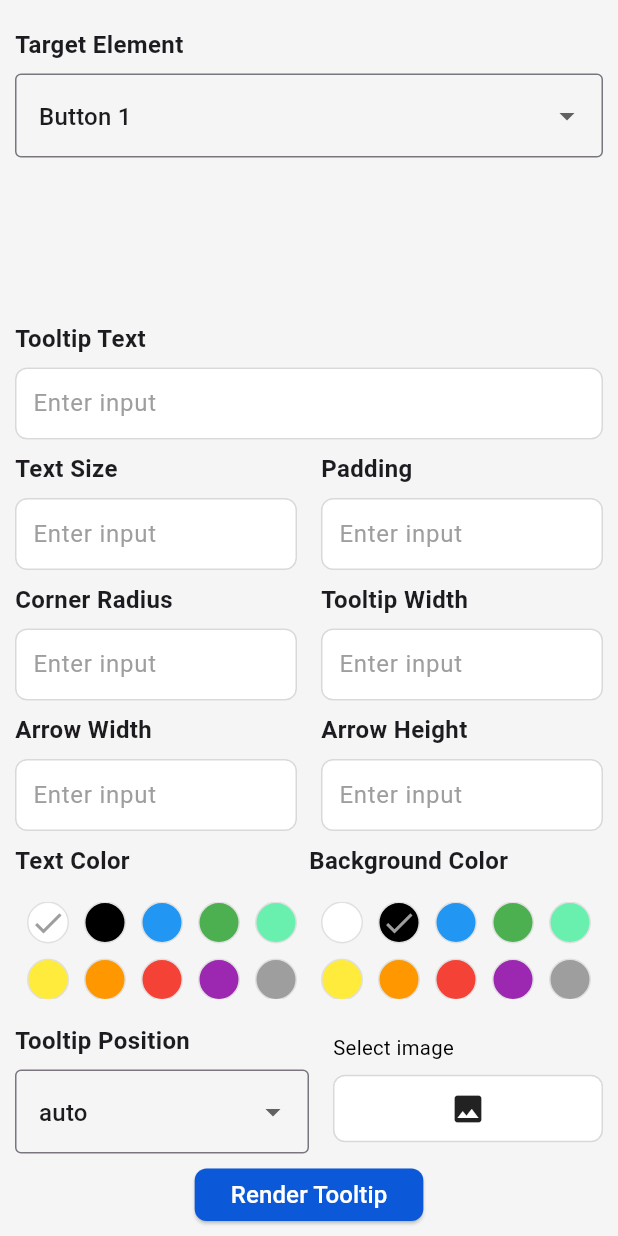
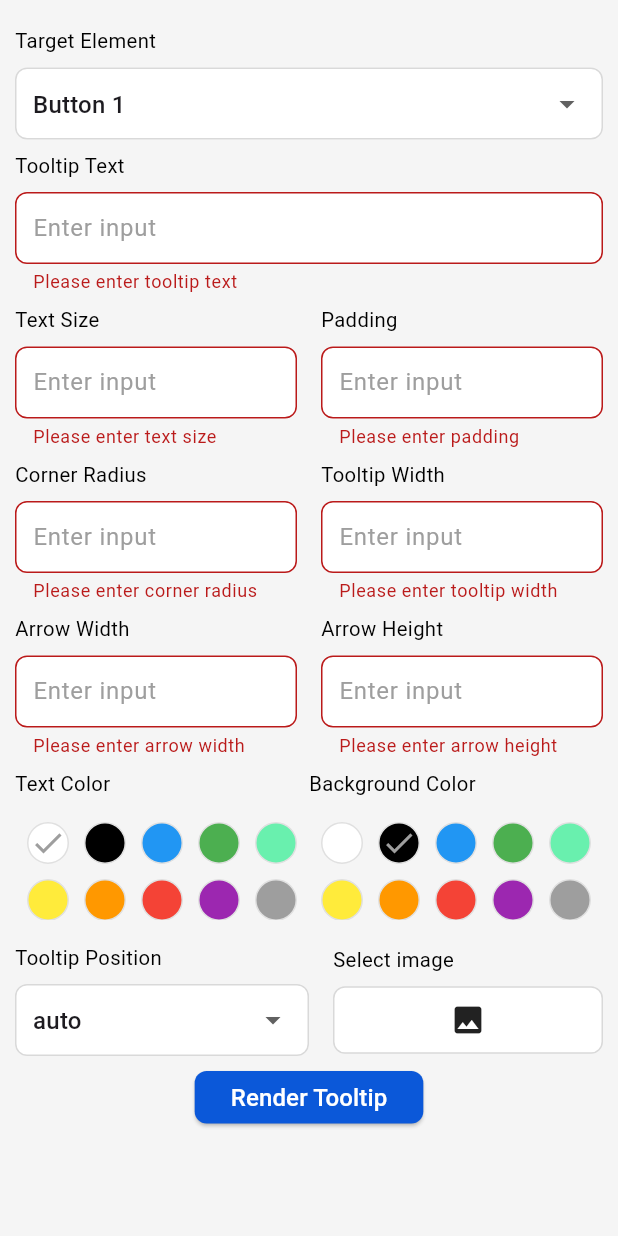
Before and after one commit to RGTechPro/plotline_task, a Flutter app: the screen it shows after launch, after a tap on "Render Tooltip", on a phone screen of 412 x 824 dp. Run offline on Flutter 3.47's test engine with Material 2 defaults, Android fonts, the phone set to English and light mode, and no system bars; our stand-ins replace image_picker.

```diff
--- a/lib/src/models/tooltip_model.dart
+++ b/lib/src/models/tooltip_model.dart
@@ -1,4 +1,5 @@
 import 'package:flutter/material.dart';
+import 'package:image_picker/image_picker.dart';
 import 'package:plotline_task/src/services/tooltip/tooltip_position.dart';
 
 class TooltipProperties {
@@ -13,7 +14,7 @@ class TooltipProperties {
   final double tooltipWidth;
   final double arrowWidth;
   final double arrowHeight;
-  final String? image;
+  final XFile? image;
   final TooltipPosition tooltipPosition;
   TooltipProperties(
       {required this.isHidden,
--- a/lib/src/views/tooltip_renderer.dart
+++ b/lib/src/views/tooltip_renderer.dart
@@ -41,7 +41,13 @@ class _TooltipFormState extends State<TooltipForm> {
   Color textColor = Colors.white;
   Color backgroundColor = Colors.black;
   XFile? image;
-
+  List<String> buttons = [
+    'Button 1',
+    'Button 2',
+    'Button 3',
+    'Button 4',
+    'Button 5'
+  ];
   // List of selected properties that will be passed on to HomePage
   // Set to default properties in services/tooltip/default_properties.dart
   List<TooltipProperties> properties = defaultProperties;
@@ -62,9 +68,9 @@ class _TooltipFormState extends State<TooltipForm> {
   // Used to set the properties list to the controller values
   void setProperties() {
     // Mapping the current target element to an index
-    int idx = int.parse(targetElementController
-            .text[targetElementController.text.length - 1]) -
-        1;
+
+    int idx = buttons
+        .indexWhere((element) => element == targetElementController.text);
     // Setting the properties list to controller values of the target element
     properties[idx] = TooltipProperties(
       isHidden: false,
@@ -81,6 +87,7 @@ class _TooltipFormState extends State<TooltipForm> {
         arrowHeightController.text,
       ),
       tooltipPosition: tooltipPosition!,
+      image: image
     );
   }
 
@@ -99,19 +106,13 @@ class _TooltipFormState extends State<TooltipForm> {
                 // ---------- Target Element Selector ----------
                 FormFieldWithLabel(
                   label: 'Target Element',
-                  items: const [
-                    'Button 1',
-                    'Button 2',
-                    'Button 3',
-                    'Button 4',
-                    'Button 5'
-                  ],
+                  items: buttons,
                   value: targetElementController.text.isEmpty
                       ? null
                       : targetElementController.text,
                   onChanged: (value) {
                     setState(() {
-                      setProperties();
+                      //   setProperties();
                       targetElementController.text = value!;
                     });
                   },
@@ -125,6 +126,7 @@ class _TooltipFormState extends State<TooltipForm> {
                 TextFormWithLabel(
                   label: 'Tooltip Text',
                   controller: tooltipTextController,
+                  textInputType: TextInputType.text,
                   validator: (value) {
                     if (value == null || value.isEmpty) {
                       return 'Please enter tooltip text';
@@ -331,9 +333,9 @@ class _TooltipFormState extends State<TooltipForm> {
                           backgroundColor: const Color(0xFF0B58D9),
                         ),
                         onPressed: () {
-                          setProperties();
+
                           if (_formKey.currentState!.validate()) {
-                            if (mounted) {
+                            if (mounted) {setProperties();
                               Navigator.push(
                                 context,
                                 MaterialPageRoute(
--- a/lib/src/widgets/colorPicker.dart
+++ b/lib/src/widgets/colorPicker.dart
@@ -1,4 +1,5 @@
 import 'package:flutter/material.dart';
+import 'package:plotline_task/src/constants.dart';
 
 import 'my_color_picker.dart';
 
@@ -24,10 +25,7 @@ class ColorPicker extends StatelessWidget {
             padding: const EdgeInsets.symmetric(vertical: 8.0),
             child: Text(
               label,
-              style: TextStyle(
-                fontSize: 16.0, // Adjust the font size as needed
-                fontWeight: FontWeight.bold, // Adjust the font weight as needed
-              ),
+              style: kFormLabelTextStyle
             ),
           ),
           Padding(
--- a/lib/src/widgets/formFieldwithLabel.dart
+++ b/lib/src/widgets/formFieldwithLabel.dart
@@ -1,4 +1,5 @@
 import 'package:flutter/material.dart';
+import 'package:plotline_task/src/constants.dart';
 
 class FormFieldWithLabel extends StatelessWidget {
   final String label;
@@ -22,25 +23,18 @@ class FormFieldWithLabel extends StatelessWidget {
     return Flexible(
       flex: 1,
       child: Column(
+        mainAxisSize: MainAxisSize.min,
         crossAxisAlignment: CrossAxisAlignment.start,
         children: [
           Padding(
             padding: const EdgeInsets.symmetric(vertical: 8.0),
             child: Text(
               label,
-              style: TextStyle(
-                // You can replace this with your kFormLabelTextStyle
-                fontSize: 16,
-                fontWeight: FontWeight.bold,
-              ),
+              style: kFormLabelTextStyle
             ),
           ),
           DropdownButtonFormField<String>(
-            decoration: InputDecoration(
-              border: OutlineInputBorder(),
-              // Replace this with your kFromInputDecoration
-              hintText: 'Select an option',
-            ),
+            decoration: kFromInputDecoration,
             value: value,
             items: items.map((element) {
               return DropdownMenuItem<String>(
--- a/lib/src/widgets/textFormField.dart
+++ b/lib/src/widgets/textFormField.dart
@@ -5,11 +5,13 @@ class TextFormWithLabel extends StatelessWidget {
   final String label;
   final TextEditingController controller;
   final String? Function(String?)? validator;
-
-  TextFormWithLabel({
+ final TextInputType textInputType;
+ const TextFormWithLabel({
     required this.label,
     required this.controller,
     this.validator,
+    super.key,
+    this.textInputType=TextInputType.number
   });
 
   @override
@@ -21,16 +23,14 @@ class TextFormWithLabel extends StatelessWidget {
           padding: const EdgeInsets.symmetric(vertical: 8.0),
           child: Text(
             label,
-            style: TextStyle(
-              // You can replace this with your kFormLabelTextStyle
-              fontSize: 16,
-              fontWeight: FontWeight.bold,
-            ),
+            style: kFormLabelTextStyle
           ),
         ),
         TextFormField(
+          keyboardType: textInputType,
           controller: controller,
           decoration: kFromInputDecoration,
+          validator: validator,
         )
       ],
     );
```
Also changed, not shown: lib/src/services/tooltip/my_tooltip.dart (+34 -20 lines).
